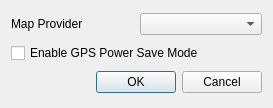
First picture: the form in lugdulov/settingsdialog.ui, repository iksaif/lugdulov, before the edit.
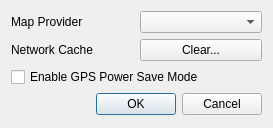
Second picture: the form after the edit.

Commit message: settings: add a button to remove network cache

```diff
--- a/lugdulov/settingsdialog.ui
+++ b/lugdulov/settingsdialog.ui
@@ -7,7 +7,7 @@
     <x>0</x>
     <y>0</y>
     <width>273</width>
-    <height>108</height>
+    <height>128</height>
    </rect>
   </property>
   <property name="windowTitle">
@@ -24,14 +24,14 @@
    <item row="0" column="1">
     <widget class="QComboBox" name="comboBox"/>
    </item>
-   <item row="1" column="0" colspan="2">
+   <item row="2" column="0" colspan="2">
     <widget class="QCheckBox" name="checkBox">
      <property name="text">
       <string>Enable GPS Power Save Mode</string>
      </property>
     </widget>
    </item>
-   <item row="2" column="0" colspan="2">
+   <item row="3" column="0" colspan="2">
     <widget class="QDialogButtonBox" name="buttonBox">
      <property name="orientation">
       <enum>Qt::Horizontal</enum>
@@ -41,6 +41,20 @@
      </property>
     </widget>
    </item>
+   <item row="1" column="0">
+    <widget class="QLabel" name="networkCacheLabel">
+     <property name="text">
+      <string>Network Cache</string>
+     </property>
+    </widget>
+   </item>
+   <item row="1" column="1">
+    <widget class="QPushButton" name="clearCacheButton">
+     <property name="text">
+      <string>Clear...</string>
+     </property>
+    </widget>
+   </item>
   </layout>
  </widget>
  <resources/>
```
Left out of the diff: 2 changed lines with no effect on the pictures. The commit also changes 4 other files.
